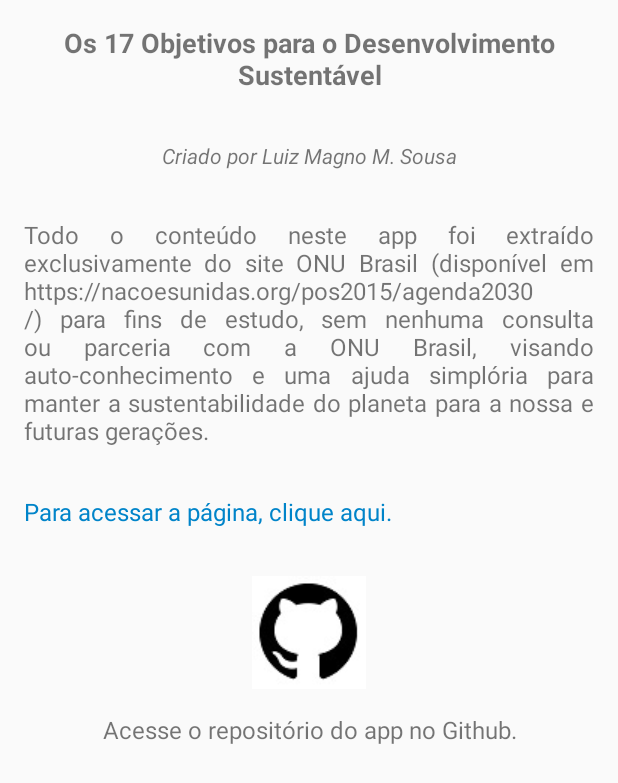
After one commit to luizmgms/Os17ODS, an Android app: the AboutActivity screen opened directly, with no data from a screen before it, on a phone screen of 412 x 824 dp. The commit adds this screen. Shown: the top 783 px of the screen. Run offline under Robolectric (Android 15) with nearby library versions, the phone set to English and light mode, and no system bars.

Commit message:
Finish SharedAction, criado AboutActivity.java e layout_about.xml

```diff
--- /dev/null
+++ b/app/src/main/java/com/luizmagno/os17ods/AboutActivity.java
@@ -0,0 +1,14 @@
+package com.luizmagno.os17ods;
+
+import androidx.appcompat.app.AppCompatActivity;
+
+import android.os.Bundle;
+
+public class AboutActivity extends AppCompatActivity {
+
+    @Override
+    protected void onCreate(Bundle savedInstanceState) {
+        super.onCreate(savedInstanceState);
+        setContentView(R.layout.layout_about);
+    }
+}
--- a/app/src/main/java/com/luizmagno/os17ods/DeclaracaoActivity.java
+++ b/app/src/main/java/com/luizmagno/os17ods/DeclaracaoActivity.java
@@ -17,7 +17,7 @@ public class DeclaracaoActivity extends AppCompatActivity {
 
         //Set Toolbar
         toolbar = findViewById(R.id.toolbarInDeclaracaoId);
-        toolbar.setNavigationIcon(R.drawable.ic_back);
+        toolbar.setNavigationIcon(R.drawable.ic_arrow_back);
         toolbar.setTitle(getResources().getString(R.string.menu_declaration));
         toolbar.setTitleTextColor(getResources().getColor(android.R.color.white));
         toolbar.setNavigationOnClickListener(new View.OnClickListener() {
--- a/app/src/main/res/layout/content_main.xml
+++ b/app/src/main/res/layout/content_main.xml
@@ -21,6 +21,7 @@
             android:src="@drawable/ods_onu"
             android:contentDescription="@string/ods_onu_desc"
             android:transitionName="transform"
+            android:background="?android:attr/selectableItemBackground"
             tools:targetApi="LOLLIPOP"
             app:layout_constraintEnd_toStartOf="@+id/imageOds1Id"
             app:layout_constraintStart_toStartOf="parent"
@@ -34,6 +35,7 @@
             android:src="@drawable/ods_1"
             android:contentDescription="@string/ods1_description"
             android:transitionName="transform"
+            android:background="?android:attr/selectableItemBackground"
             tools:targetApi="LOLLIPOP"
             app:layout_constraintEnd_toEndOf="parent"
             app:layout_constraintStart_toEndOf="@+id/imageONUId"
--- /dev/null
+++ b/app/src/main/res/layout/layout_about.xml
@@ -0,0 +1,84 @@
+<?xml version="1.0" encoding="utf-8"?>
+
+<ScrollView
+    xmlns:android="http://schemas.android.com/apk/res/android"
+    xmlns:app="http://schemas.android.com/apk/res-auto"
+    xmlns:tools="http://schemas.android.com/tools"
+    android:layout_width="match_parent"
+    android:layout_height="wrap_content"
+    app:layout_constraintBottom_toBottomOf="parent"
+    app:layout_constraintEnd_toEndOf="parent"
+    app:layout_constraintStart_toStartOf="parent"
+    app:layout_constraintTop_toTopOf="parent">
+
+    <LinearLayout
+        android:layout_width="match_parent"
+        android:layout_height="wrap_content"
+        android:orientation="vertical"
+        android:gravity="center">
+
+        <TextView
+            android:id="@+id/textView2"
+            android:layout_width="match_parent"
+            android:layout_height="wrap_content"
+            android:layout_margin="@dimen/margin_of_texts"
+            android:gravity="center"
+            android:text="@string/title_about"
+            android:textSize="@dimen/size_of_titles"
+            android:textStyle="bold"
+            app:layout_constraintEnd_toEndOf="parent"
+            app:layout_constraintStart_toStartOf="parent"
+            app:layout_constraintTop_toTopOf="parent" />
+
+        <TextView
+            android:id="@+id/textView3"
+            android:layout_width="match_parent"
+            android:layout_height="wrap_content"
+            android:layout_margin="@dimen/margin_of_texts"
+            android:gravity="center"
+            android:text="@string/text_created_about"
+            android:textStyle="italic" />
+
+        <TextView
+            android:layout_width="match_parent"
+            android:layout_height="wrap_content"
+            android:text="@string/explanation_about"
+            android:layout_margin="@dimen/margin_of_texts"
+            android:justificationMode="inter_word"
+            android:textSize="@dimen/size_of_texts"
+            tools:targetApi="O"/>
+
+        <TextView
+            android:layout_width="match_parent"
+            android:layout_height="wrap_content"
+            android:text="@string/text_link_about"
+            android:layout_margin="@dimen/margin_of_texts"
+            android:justificationMode="inter_word"
+            android:textSize="@dimen/size_of_texts"
+            android:textColor="@color/colorPrimary"
+            tools:targetApi="O"/>
+
+        <ImageView
+            android:layout_width="wrap_content"
+            android:layout_height="wrap_content"
+            android:src="@drawable/logo_github_small"
+            android:adjustViewBounds="true"
+            android:elevation="4dp"
+            android:layout_marginTop="16dp"
+            android:contentDescription="@string/desc_icon_git"/>
+
+        <TextView
+            android:layout_width="match_parent"
+            android:layout_height="wrap_content"
+            android:text="@string/git_about"
+            android:layout_margin="@dimen/margin_of_texts"
+            android:justificationMode="inter_word"
+            android:textSize="@dimen/size_of_texts"
+            android:gravity="center"
+            tools:targetApi="O"
+             />
+
+
+
+    </LinearLayout>
+</ScrollView>
--- a/app/src/main/res/menu/activity_main_drawer.xml
+++ b/app/src/main/res/menu/activity_main_drawer.xml
@@ -32,10 +32,6 @@
                 android:id="@+id/nav_share"
                 android:icon="@drawable/ic_menu_share"
                 android:title="@string/menu_share" />
-            <item
-                android:id="@+id/nav_send"
-                android:icon="@drawable/ic_menu_send"
-                android:title="@string/menu_send" />
         </menu>
     </item>
 
--- a/app/src/main/res/values/dimens.xml
+++ b/app/src/main/res/values/dimens.xml
@@ -12,4 +12,6 @@
     <dimen name="fab_margin">16dp</dimen>
     <dimen name="margin_of_texts">16dp</dimen>
     <dimen name="padding_of_images">8dp</dimen>
+    <dimen name="size_of_titles">18sp</dimen>
+    <dimen name="size_of_texts">16sp</dimen>
 </resources>
--- a/app/src/main/res/values/strings.xml
+++ b/app/src/main/res/values/strings.xml
@@ -818,6 +818,13 @@
     <string name="link_video_trans">https://www.youtube.com/watch?v=p1I_OiSO1DU</string>
     <string name="link_video_qual">https://www.youtube.com/watch?v=bhFwHcKtVXU</string>
     <string name="link_video_obj_glob">https://www.youtube.com/watch?v=9nQblX1_z2M</string>
+    <string name="text_share_link">Texto a ser comparatilhado.</string>
+    <string name="title_about">Os 17 Objetivos para o Desenvolvimento Sustentável</string>
+    <string name="text_created_about">Criado por Luiz Magno M. Sousa</string>
+    <string name="explanation_about">Todo o conteúdo neste app foi extraído exclusivamente do site ONU Brasil (disponível em https://nacoesunidas.org/pos2015/agenda2030/) para fins de estudo, sem nenhuma consulta ou parceria com a ONU Brasil, visando auto-conhecimento e uma ajuda simplória para manter a sustentabilidade do planeta para a nossa e futuras gerações.</string>
+    <string name="text_link_about">Para acessar a página, clique aqui.</string>
+    <string name="git_about">Acesse o repositório do app no Github.</string>
+    <string name="desc_icon_git">Repositório no github.</string>
 
 
 </resources>
```
Also changed, not shown: app/src/main/AndroidManifest.xml (+5 -4 lines), app/src/main/java/com/luizmagno/os17ods/MainActivity.java (+14 -1 lines), app/src/main/res/drawable-anydpi/ic_back.xml (deleted, +0 -9 lines), app/src/main/res/values/colors.xml (+4 -4 lines), app/src/main/res/drawable/logo_github_small.jpg (added).
